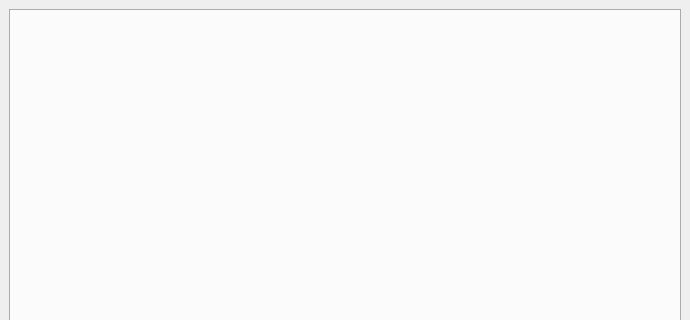
osamahammad21/Distributed, file homewindow.ui: the form before one commit; both pictures show x 0 to 690 and y 0 to 320 of the 690 by 515 pixel window.
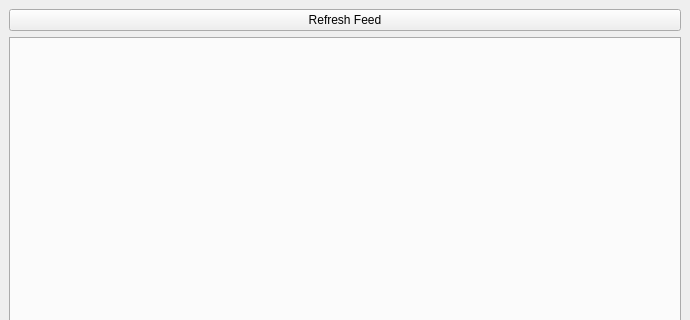
The form after the commit.

Commit message: refresh button in home. Signup in one page. GUI for online users

```diff
--- a/homewindow.ui
+++ b/homewindow.ui
@@ -15,6 +15,17 @@
   </property>
   <widget class="QWidget" name="centralwidget">
    <layout class="QVBoxLayout" name="verticalLayout_2">
+    <item>
+     <layout class="QHBoxLayout" name="horizontalLayout_2">
+      <item>
+       <widget class="QPushButton" name="pushButton_refresh">
+        <property name="text">
+         <string>Refresh Feed</string>
+        </property>
+       </widget>
+      </item>
+     </layout>
+    </item>
     <item>
      <layout class="QVBoxLayout" name="verticalLayout">
       <item>
```
The commit also changes 22 other files.
